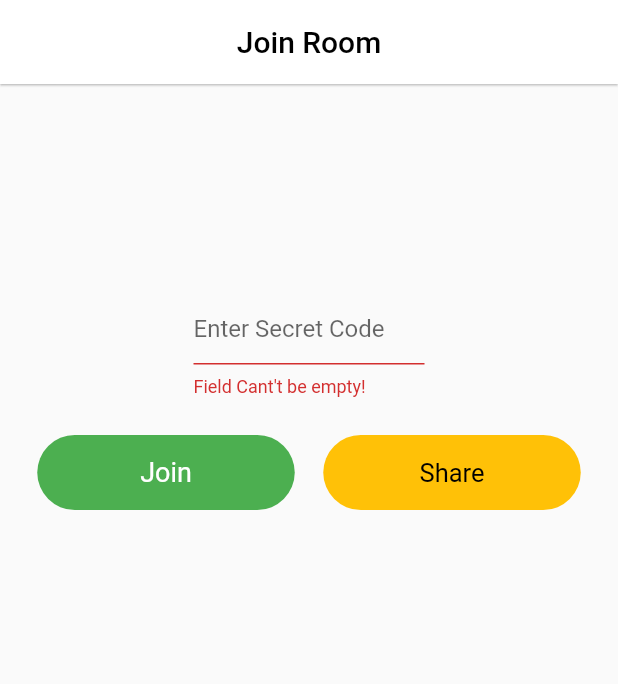
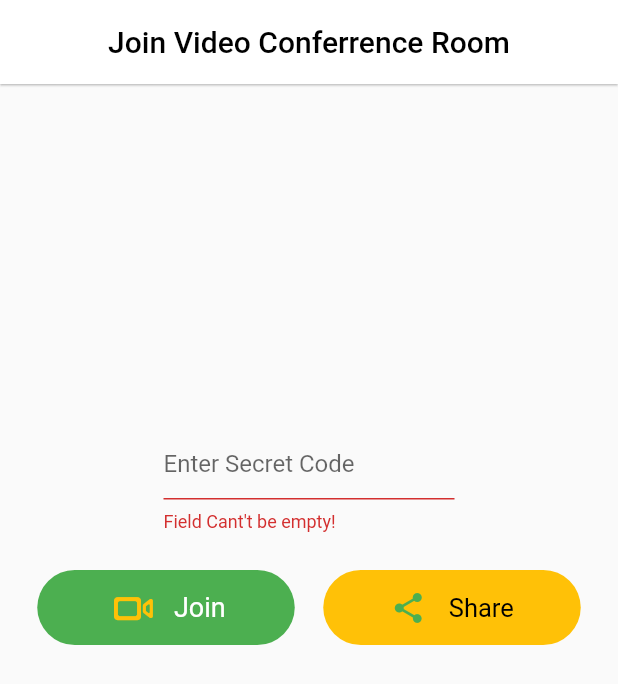
Before and after one commit to abbhowmik/Flutter-Group-Video-Call-App, a Flutter app: the screen it shows after launch, after a tap on "Join", after a tap on "Share", on a phone screen of 412 x 824 dp. Shown: the top 684 px of the screen. Run offline on Flutter 3.47's test engine with Material 2 defaults, Android fonts, the phone set to English and light mode, and no system bars; our stand-ins replace share.

Commit message:
share plugin added

```diff
--- a/lib/pages/home_page.dart
+++ b/lib/pages/home_page.dart
@@ -1,4 +1,6 @@
+import 'package:flutter/cupertino.dart';
 import 'package:flutter/material.dart';
+import 'package:share/share.dart';
 
 class HomePage extends StatefulWidget {
   const HomePage({Key? key}) : super(key: key);
@@ -16,12 +18,12 @@ class _HomePageState extends State<HomePage> {
         elevation: 0.6,
         centerTitle: true,
         title: Text(
-          'Join Room',
+          'Join Video Conferrence Room',
           style: TextStyle(color: Colors.black),
         ),
       ),
       body: Container(
-        margin: EdgeInsets.only(top: 120),
+        margin: EdgeInsets.only(top: 210),
         child: Padding(
           padding: const EdgeInsets.all(19.0),
           child: Container(
@@ -43,7 +45,19 @@ class ChatRoomForm extends StatelessWidget {
 
   joinVideoConferrencingRoom() {
     if (_formKey.currentState!.validate()) {
+      print("joining...");
     } else {
+      print("Please provide some room code to join");
+    }
+  }
+
+  Future shareContent() async {
+    if (_formKey.currentState!.validate()) {
+      await Share.share(
+          "Join Your room via $roomCode code, copy this code and paste in secret Room Section and join metting",
+          subject: "Join Video Conferrencing Room");
+    } else {
+      // ignore: avoid_print
       print("Please provide some room code");
     }
   }
@@ -55,7 +69,7 @@ class ChatRoomForm extends StatelessWidget {
       child: Column(
         children: [
           Padding(
-            padding: const EdgeInsets.only(left: 110.0, right: 110),
+            padding: const EdgeInsets.only(left: 90.0, right: 90),
             child: TextFormField(
               decoration: InputDecoration(hintText: "Enter Secret Code"),
               onChanged: (val) {
@@ -88,17 +102,35 @@ class ChatRoomForm extends StatelessWidget {
                         borderRadius: BorderRadius.circular(29)),
                     height: 50,
                     width: MediaQuery.of(context).size.width / 2.4,
-                  child: Text(
+                    child: Row(
+                        mainAxisAlignment: MainAxisAlignment.center,
+                        children: [
+                          Icon(
+                            CupertinoIcons.video_camera,
+                            size: 36,
+                            color: Colors.amber,
+                          ),
+                          SizedBox(
+                            width: 9,
+                          ),
+                          Text(
                             "Join",
                             style: TextStyle(color: Colors.white, fontSize: 18),
                           ),
-                ),
+                        ])),
               ),
               SizedBox(
                 width: 19,
               ),
               GestureDetector(
-                onTap: () {},
+                onTap: () {
+                  if (_formKey.currentState!.validate()) {
+                    Share.share("$roomCode");
+                  } else {
+                    // ignore: avoid_print
+                    print("Please provide some room code");
+                  }
+                },
                 child: Container(
                     alignment: Alignment.center,
                     decoration: BoxDecoration(
@@ -106,11 +138,22 @@ class ChatRoomForm extends StatelessWidget {
                         borderRadius: BorderRadius.circular(29)),
                     height: 50,
                     width: MediaQuery.of(context).size.width / 2.4,
-                  child: Text(
+                    child: Row(
+                      mainAxisAlignment: MainAxisAlignment.center,
+                      children: [
+                        Icon(
+                          Icons.share,
+                          color: Colors.green,
+                        ),
+                        SizedBox(
+                          width: 15,
+                        ),
+                        Text(
                           "Share",
                           style: TextStyle(color: Colors.black, fontSize: 17),
                         ),
-                ),
+                      ],
+                    )),
               ),
             ],
           )
--- a/pubspec.yaml
+++ b/pubspec.yaml
@@ -31,6 +31,7 @@ dependencies:
     sdk: flutter
 
   cupertino_icons: ^1.0.2
+  share: ^2.0.4
   # jitsi_meet: ^4.0.0
 
 dev_dependencies:
```
Also changed, not shown: pubspec.lock. Lines whose indentation alone changed are shown as unchanged.
